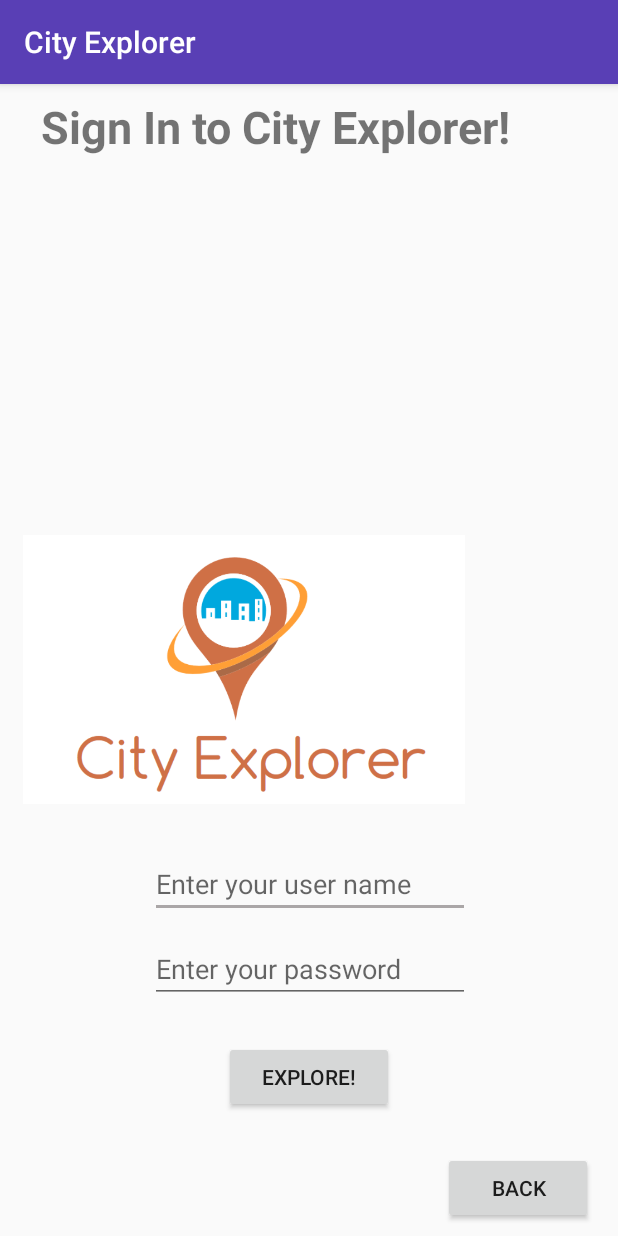
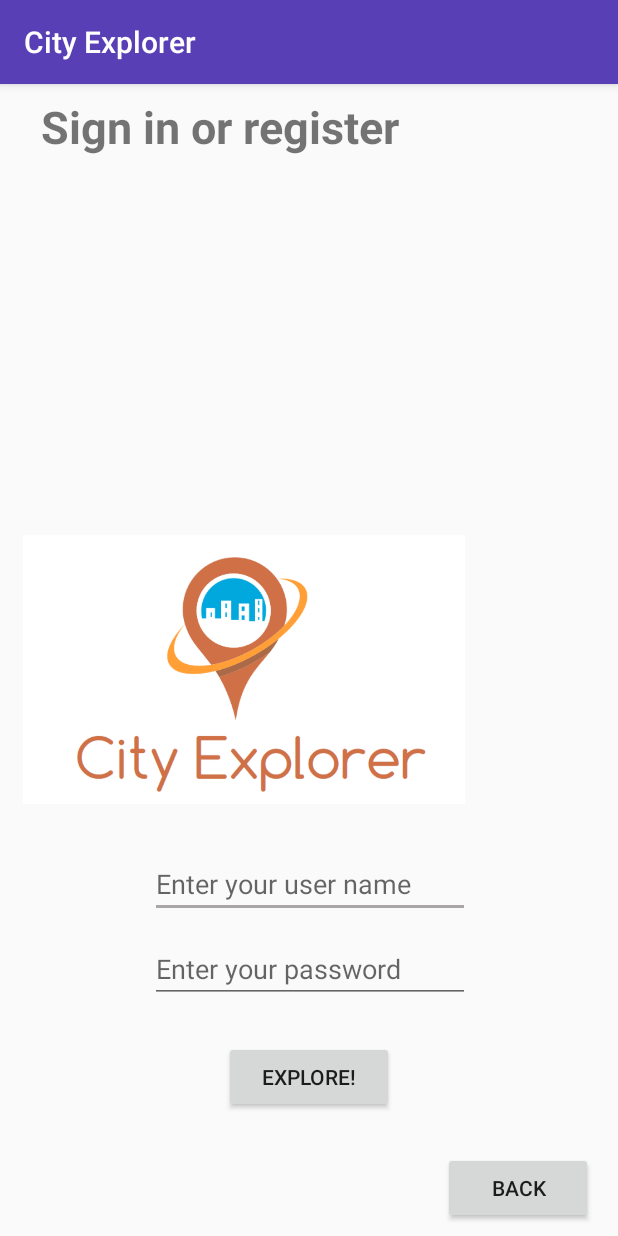
Before and after one commit to 25zsams/CityExplorer, an Android app: the LogIn screen opened directly, with no data from a screen before it, on a phone screen of 412 x 824 dp. Run offline under Robolectric (Android 15) with nearby library versions, the phone set to English and light mode, and no system bars; our stand-ins replace Firebase (no records; nobody signed in at launch, a user with empty details on screens opened directly).

Commit message:
starting translations

```diff
--- a/app/src/main/res/layout/activity_log_in.xml
+++ b/app/src/main/res/layout/activity_log_in.xml
@@ -48,15 +48,14 @@
         android:layout_marginEnd="8dp"
         android:layout_marginStart="8dp"
         android:layout_marginTop="8dp"
-        android:text="Sign In to City Explorer!"
+        android:text="@string/action_sign_in"
         android:textSize="30sp"
         android:textStyle="bold"
         app:layout_constraintBottom_toBottomOf="parent"
         app:layout_constraintEnd_toEndOf="parent"
         app:layout_constraintStart_toStartOf="parent"
         app:layout_constraintTop_toTopOf="parent"
-        app:layout_constraintVertical_bias="0.0"
-        tools:text="Sign In to City Explorer!" />
+        app:layout_constraintVertical_bias="0.0" />
 
     <Button
         android:id="@+id/backButton"
--- a/app/src/main/res/values/strings.xml
+++ b/app/src/main/res/values/strings.xml
@@ -1,5 +1,5 @@
 <resources>
-    <string name="app_name">FirebaseTest</string>
+    <string name="app_name" translatable="false">FirebaseTest</string>
     <string name="title_activity_login">Sign in</string>
 
     <!-- Strings related to login -->
```
Also changed, not shown: app/gradle/wrapper/gradle-wrapper.properties (added), 5 other files.
